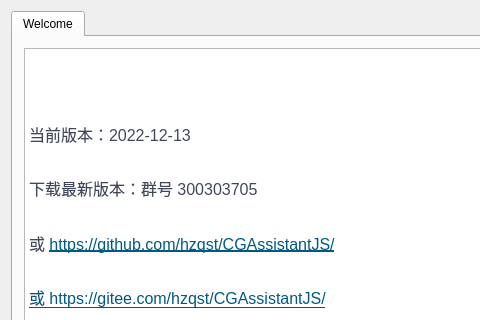
Before: the Qt Designer form CGAssistant/mainwindow.ui in hzqst/CGAssistant, drawn with Qt 5; both pictures show x 0 to 480 and y 0 to 320 of the 750 by 500 pixel window.
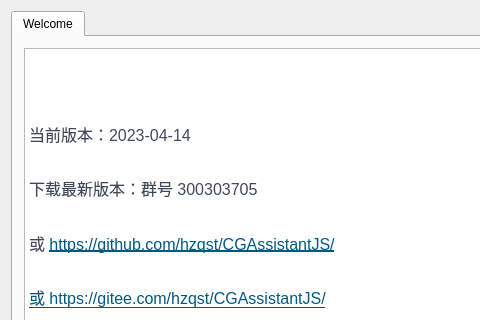
After: the same form once the commit is applied. Icons and pictures are not drawn.

Patch:
```diff
--- a/CGAssistant/mainwindow.ui
+++ b/CGAssistant/mainwindow.ui
@@ -73,7 +73,7 @@
 &lt;/style&gt;&lt;/head&gt;&lt;body style=&quot; font-family:'Microsoft YaHei UI'; font-size:9pt; font-weight:400; font-style:normal;&quot;&gt;
 &lt;p style=&quot; margin-top:0px; margin-bottom:0px; margin-left:0px; margin-right:0px; -qt-block-indent:0; text-indent:0px;&quot;&gt;&lt;img src=&quot;:/logo.png&quot; /&gt;&lt;/p&gt;
 &lt;p style=&quot;-qt-paragraph-type:empty; margin-top:0px; margin-bottom:16px; margin-left:0px; margin-right:0px; -qt-block-indent:0; text-indent:0px; line-height:160%; font-family:'-apple-system,BlinkMacSystemFont,Segoe UI,Helvetica,Arial,Apple Color Emoji,Segoe UI Emoji,Segoe UI Symbol,Liberation Sans,PingFang SC,Microsoft YaHei,Hiragino Sans GB,Wenquanyi Micro Hei,WenQuanYi Zen Hei,ST Heiti,SimHei,SimSun,WenQuanYi Zen Hei Sharp,sans-serif'; font-size:16px; color:#40485b; background-color:#ffffff;&quot;&gt;&lt;br /&gt;&lt;/p&gt;
-&lt;p style=&quot; margin-top:0px; margin-bottom:16px; margin-left:0px; margin-right:0px; -qt-block-indent:0; text-indent:0px; line-height:160%; background-color:#ffffff;&quot;&gt;&lt;span style=&quot; font-family:'-apple-system,BlinkMacSystemFont,Segoe UI,Helvetica,Arial,Apple Color Emoji,Segoe UI Emoji,Segoe UI Symbol,Liberation Sans,PingFang SC,Microsoft YaHei,Hiragino Sans GB,Wenquanyi Micro Hei,WenQuanYi Zen Hei,ST Heiti,SimHei,SimSun,WenQuanYi Zen Hei Sharp,sans-serif'; font-size:16px; color:#40485b; background-color:#ffffff;&quot;&gt;当前版本：2022-12-13&lt;/span&gt;&lt;/p&gt;
+&lt;p style=&quot; margin-top:0px; margin-bottom:16px; margin-left:0px; margin-right:0px; -qt-block-indent:0; text-indent:0px; line-height:160%; background-color:#ffffff;&quot;&gt;&lt;span style=&quot; font-family:'-apple-system,BlinkMacSystemFont,Segoe UI,Helvetica,Arial,Apple Color Emoji,Segoe UI Emoji,Segoe UI Symbol,Liberation Sans,PingFang SC,Microsoft YaHei,Hiragino Sans GB,Wenquanyi Micro Hei,WenQuanYi Zen Hei,ST Heiti,SimHei,SimSun,WenQuanYi Zen Hei Sharp,sans-serif'; font-size:16px; color:#40485b; background-color:#ffffff;&quot;&gt;当前版本：2023-04-14&lt;/span&gt;&lt;/p&gt;
 &lt;p style=&quot; margin-top:0px; margin-bottom:16px; margin-left:0px; margin-right:0px; -qt-block-indent:0; text-indent:0px; line-height:160%; background-color:#ffffff;&quot;&gt;&lt;span style=&quot; font-family:'-apple-system,BlinkMacSystemFont,Segoe UI,Helvetica,Arial,Apple Color Emoji,Segoe UI Emoji,Segoe UI Symbol,Liberation Sans,PingFang SC,Microsoft YaHei,Hiragino Sans GB,Wenquanyi Micro Hei,WenQuanYi Zen Hei,ST Heiti,SimHei,SimSun,WenQuanYi Zen Hei Sharp,sans-serif'; font-size:16px; color:#40485b; background-color:#ffffff;&quot;&gt;下载最新版本：群号 300303705&lt;/span&gt;&lt;/p&gt;
 &lt;p style=&quot; margin-top:0px; margin-bottom:16px; margin-left:0px; margin-right:0px; -qt-block-indent:0; text-indent:0px; line-height:160%; background-color:#ffffff;&quot;&gt;&lt;span style=&quot; font-family:'-apple-system,BlinkMacSystemFont,Segoe UI,Helvetica,Arial,Apple Color Emoji,Segoe UI Emoji,Segoe UI Symbol,Liberation Sans,PingFang SC,Microsoft YaHei,Hiragino Sans GB,Wenquanyi Micro Hei,WenQuanYi Zen Hei,ST Heiti,SimHei,SimSun,WenQuanYi Zen Hei Sharp,sans-serif'; font-size:16px; color:#40485b; background-color:#ffffff;&quot;&gt;或 &lt;/span&gt;&lt;a href=&quot;https://github.com/hzqst/CGAssistantJS/issues&quot;&gt;&lt;span style=&quot; font-family:'-apple-system,BlinkMacSystemFont,Segoe UI,Helvetica,Arial,Apple Color Emoji,Segoe UI Emoji,Segoe UI Symbol,Liberation Sans,PingFang SC,Microsoft YaHei,Hiragino Sans GB,Wenquanyi Micro Hei,WenQuanYi Zen Hei,ST Heiti,SimHei,SimSun,WenQuanYi Zen Hei Sharp,sans-serif'; font-size:16px; text-decoration: underline; color:#005980; background-color:transparent;&quot;&gt;https://github.com/hzqst/CGAssistantJS/&lt;/span&gt;&lt;/a&gt;&lt;/p&gt;
 &lt;p style=&quot; margin-top:0px; margin-bottom:16px; margin-left:0px; margin-right:0px; -qt-block-indent:0; text-indent:0px; line-height:160%; background-color:#ffffff;&quot;&gt;&lt;a href=&quot;https://github.com/hzqst/CGAssistantJS/issues&quot;&gt;&lt;span style=&quot; font-family:'-apple-system,BlinkMacSystemFont,Segoe UI,Helvetica,Arial,Apple Color Emoji,Segoe UI Emoji,Segoe UI Symbol,Liberation Sans,PingFang SC,Microsoft YaHei,Hiragino Sans GB,Wenquanyi Micro Hei,WenQuanYi Zen Hei,ST Heiti,SimHei,SimSun,WenQuanYi Zen Hei Sharp,sans-serif'; font-size:16px; text-decoration: underline; color:#005980; background-color:transparent;&quot;&gt;或 &lt;/span&gt;&lt;/a&gt;&lt;a href=&quot;https://gitee.com/hzqst/CGAssistantJS/issues&quot;&gt;&lt;span style=&quot; font-family:'-apple-system,BlinkMacSystemFont,Segoe UI,Helvetica,Arial,Apple Color Emoji,Segoe UI Emoji,Segoe UI Symbol,Liberation Sans,PingFang SC,Microsoft YaHei,Hiragino Sans GB,Wenquanyi Micro Hei,WenQuanYi Zen Hei,ST Heiti,SimHei,SimSun,WenQuanYi Zen Hei Sharp,sans-serif'; font-size:16px; text-decoration: underline; color:#005980; background-color:transparent;&quot;&gt;https://gitee.com/hzqst/CGAssistantJS/&lt;/span&gt;&lt;/a&gt;&lt;/p&gt;&lt;/body&gt;&lt;/html&gt;</string>
```
